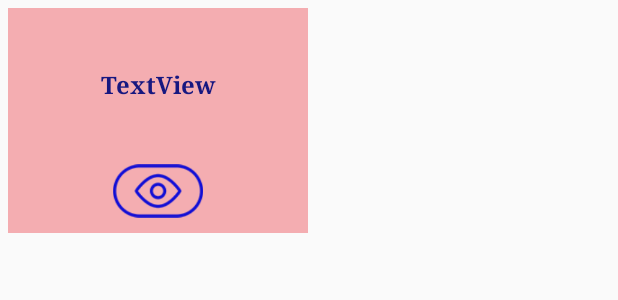
After one commit to paulapithon/GuiaComum, an Android app: the layout dialog_mapa.xml on its own in the app's theme, with its tools: preview values and no code run, on a phone screen of 412 x 824 dp. The commit adds this screen. Shown: the top 300 px of the screen. Run offline under Robolectric (Android 15) with nearby library versions, the phone set to English and light mode, and no system bars.

Commit message:
Criar diálogo do mapa

```diff
--- /dev/null
+++ b/app/src/main/res/layout/dialog_mapa.xml
@@ -0,0 +1,58 @@
+<?xml version="1.0" encoding="utf-8"?>
+<android.support.constraint.ConstraintLayout xmlns:android="http://schemas.android.com/apk/res/android"
+    xmlns:app="http://schemas.android.com/apk/res-auto"
+    xmlns:tools="http://schemas.android.com/tools"
+    android:layout_width="wrap_content"
+    android:layout_height="wrap_content"
+    android:padding="5dp"
+    android:layout_margin="-5dp"
+    android:clipToPadding="false">
+
+    <android.support.constraint.ConstraintLayout
+        android:layout_width="wrap_content"
+        android:layout_height="wrap_content"
+        android:background="@color/rosa_claro"
+        android:id="@+id/elevation_dialog">
+
+    <ImageView
+        android:id="@+id/imageView"
+        android:layout_width="200dp"
+        android:layout_height="150dp"
+        app:layout_constraintStart_toStartOf="parent"
+        app:layout_constraintTop_toTopOf="parent"
+        app:srcCompat="@color/rosa_claro" />
+
+    <TextView
+        android:id="@+id/dialog_titulo"
+        android:layout_width="0dp"
+        android:layout_height="0dp"
+        android:layout_marginBottom="8dp"
+        android:layout_marginEnd="8dp"
+        android:layout_marginStart="8dp"
+        android:layout_marginTop="8dp"
+        android:fontFamily="serif"
+        android:gravity="center"
+        android:lines="2"
+        android:text="TextView"
+        android:textColor="@color/azul_marinho"
+        android:textSize="16sp"
+        android:textStyle="bold"
+        app:layout_constraintBottom_toTopOf="@+id/dialogo_btn"
+        app:layout_constraintEnd_toEndOf="@+id/imageView"
+        app:layout_constraintStart_toStartOf="parent"
+        app:layout_constraintTop_toTopOf="@+id/imageView" />
+
+    <ImageButton
+        android:id="@+id/dialogo_btn"
+        android:layout_width="60dp"
+        android:layout_height="40dp"
+        android:layout_marginBottom="8dp"
+        android:background="@android:color/transparent"
+        android:scaleType="fitCenter"
+        app:layout_constraintBottom_toBottomOf="@+id/imageView"
+        app:layout_constraintEnd_toEndOf="@+id/dialog_titulo"
+        app:layout_constraintStart_toStartOf="@+id/dialog_titulo"
+        app:srcCompat="@drawable/btn_ver" />
+
+    </android.support.constraint.ConstraintLayout>
+</android.support.constraint.ConstraintLayout>
```
Also changed, not shown: app/src/main/java/com/gov/guia/guiacomumdorecife/view/guia/MapaActivity.java (+73 -14 lines), app/src/main/res/layout/activity_mapa.xml (+9 -1 lines), 2 other files.
